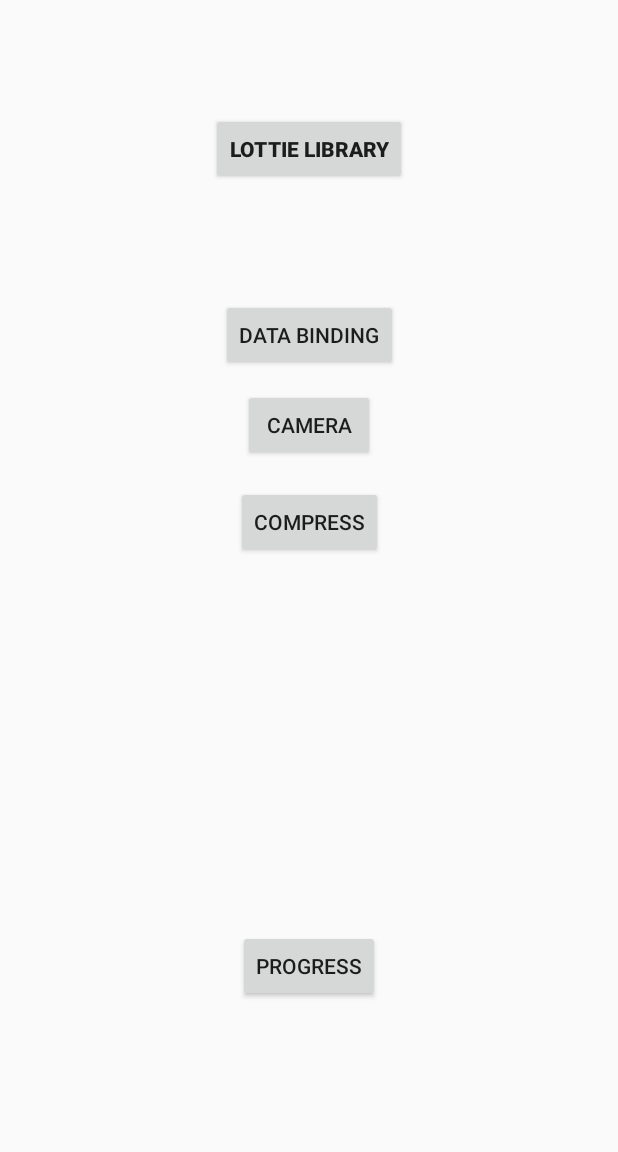
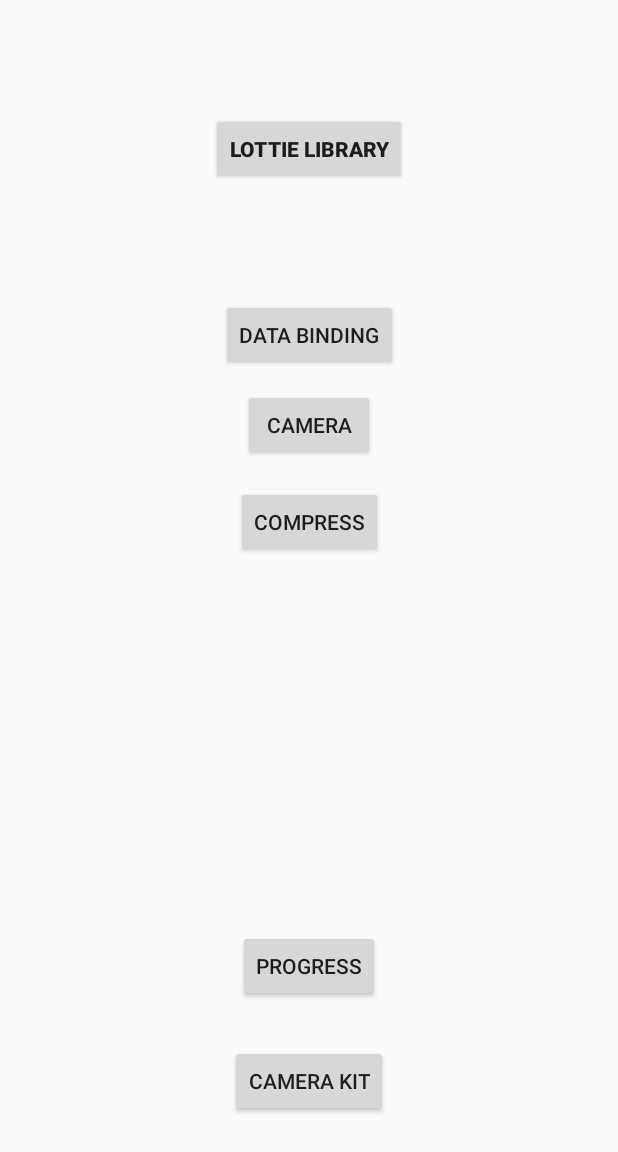
Before and after one commit to techlibplanet/Libraries, an Android app: the layout activity_main.xml on its own in the app's theme, with its tools: preview values and no code run, on a phone screen of 412 x 824 dp. Shown: the top 1152 px of the screen. Run offline under Robolectric (Android 15) with nearby library versions, the phone set to English and light mode, and no system bars.

```diff
--- a/app/src/main/java/com/example/mayank/libraries/MainActivity.kt
+++ b/app/src/main/java/com/example/mayank/libraries/MainActivity.kt
@@ -7,6 +7,7 @@ import android.view.View
 import com.example.mayank.libraries.Constants.showLogDebug
 import com.example.mayank.libraries.camera.FinalCameraActivity
 import com.example.mayank.libraries.camera.UpdatedCameraActivity
+import com.example.mayank.libraries.camerakit.CameraKitActivity
 import com.example.mayank.libraries.databinding.DataBindingActivity
 import com.example.mayank.libraries.imageCompress.ImageCompressActivity
 import com.example.mayank.libraries.lottie.LottieActivity
@@ -52,4 +53,9 @@ class MainActivity : AppCompatActivity() {
         val intent = Intent(this, ProgressExample::class.java)
         startActivity(intent)
     }
+
+    fun gotoCameraKit(view : View){
+        val intent = Intent(this, CameraKitActivity::class.java)
+        startActivity(intent)
+    }
 }
--- a/app/src/main/java/com/example/mayank/libraries/widgets/ProgressExample.kt
+++ b/app/src/main/java/com/example/mayank/libraries/widgets/ProgressExample.kt
@@ -38,6 +38,7 @@ class ProgressExample : AppCompatActivity() {
 //                })
             }).start()
 
+
         }
 
 
--- a/app/src/main/res/layout/activity_main.xml
+++ b/app/src/main/res/layout/activity_main.xml
@@ -83,5 +83,21 @@
         app:layout_constraintStart_toStartOf="parent"
         tools:ignore="OnClick" />
 
+    <Button
+        android:onClick="gotoCameraKit"
+        android:id="@+id/buttonCameraKit"
+        android:layout_width="wrap_content"
+        android:layout_height="wrap_content"
+        android:layout_marginBottom="8dp"
+        android:layout_marginEnd="8dp"
+        android:layout_marginStart="8dp"
+        android:layout_marginTop="8dp"
+        android:text="Camera Kit"
+        app:layout_constraintBottom_toBottomOf="parent"
+        app:layout_constraintEnd_toEndOf="parent"
+        app:layout_constraintStart_toStartOf="parent"
+        app:layout_constraintTop_toBottomOf="@+id/button_progress_activity"
+        app:layout_constraintVertical_bias="0.228" />
+
 
 </android.support.constraint.ConstraintLayout>
--- a/app/src/main/res/values/strings.xml
+++ b/app/src/main/res/values/strings.xml
@@ -82,4 +82,8 @@
     <string name="showcase_item_animated_text">Animated\nText</string>
     <string name="showcase_item_dynamic_text">Dynamic\nText</string>
     <string name="bullseye_drag_dot">Drag the blue dot</string>
+
+
+    <string name="facebook_app_id">938572772987299</string>
+    <string name="fb_login_protocol_scheme">fb938572772987299</string>
 </resources>
--- a/build.gradle
+++ b/build.gradle
@@ -15,6 +15,7 @@ buildscript {
     repositories {
         google()
         jcenter()
+        mavenCentral()
     }
     dependencies {
         classpath 'com.android.tools.build:gradle:3.1.2'
```
Also changed, not shown: app/build.gradle (+11 -0 lines), app/src/main/AndroidManifest.xml (+26 -2 lines), app/src/main/java/com/example/mayank/libraries/magicalcamera/MagicalCamera.kt (+19 -9 lines).
